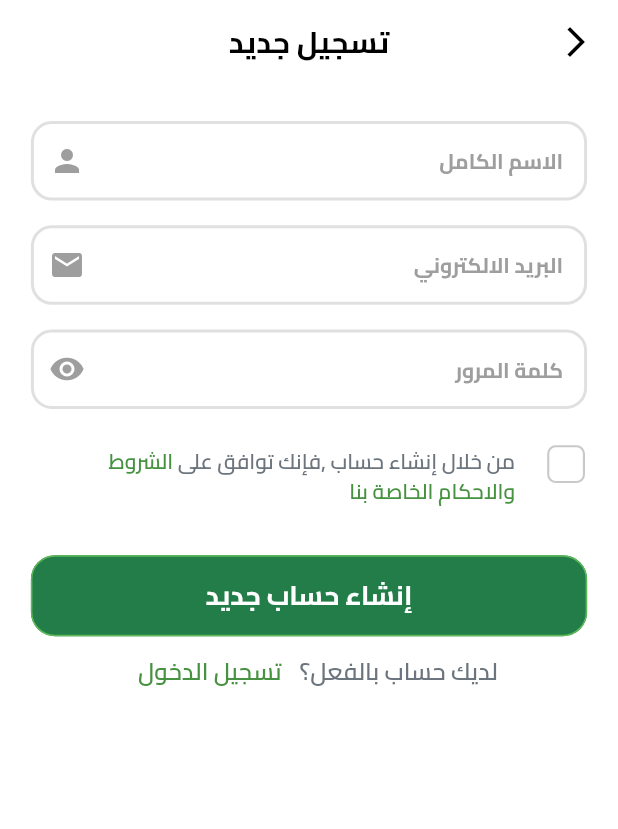
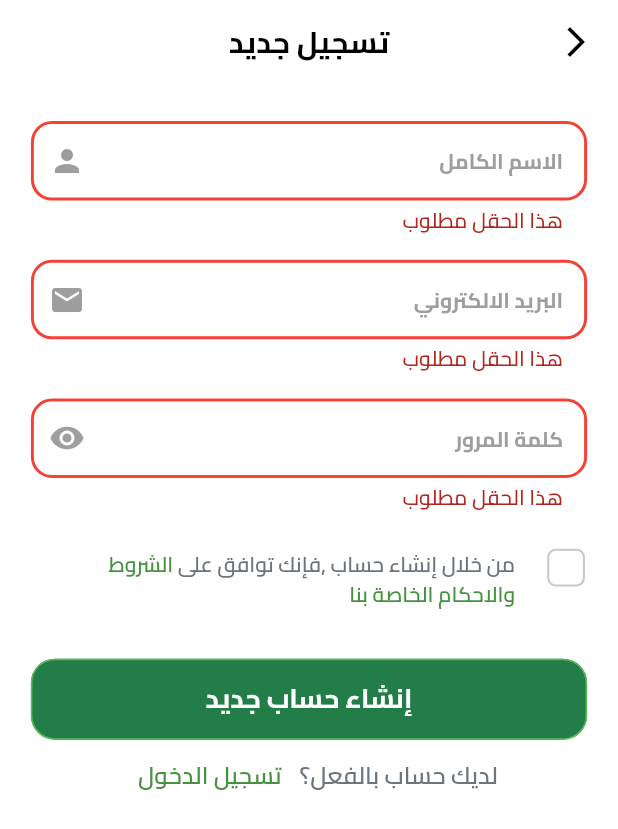
Before and after one commit to AbdulrhmanM0hamed/Fruits-App, a Flutter app: the SignupView screen opened by its route, after a tap on "إنشاء حساب جديد", on a phone screen of 412 x 824 dp. Shown: the top 829 px of the screen. Run offline on Flutter 3.47's test engine with Material 3 defaults, Android fonts, the phone set to English and light mode, and no system bars; drawn by our look-alikes of modal_progress_hud_nsn; our stand-ins replace bloc, dartz, firebase_auth, firebase_core, flutter_bloc, flutter_svg and 2 more; accounts and stored records are empty.

Commit message:
add firebase to signup

```diff
--- a/lib/core/utils/common/custom_text_form_field.dart
+++ b/lib/core/utils/common/custom_text_form_field.dart
@@ -1,12 +1,20 @@
 import 'package:flutter/material.dart';
 
 class CustomTextFormField extends StatelessWidget {
-  const CustomTextFormField({super.key, required this.hintText, required this.icon});
+  const CustomTextFormField({super.key, required this.hintText, required this.icon, required this.onSaved});
   final String hintText;
   final Icon icon  ;
+ final  void Function(String?)? onSaved ;
   @override
   Widget build(BuildContext context) {
     return TextFormField(
+      onSaved: onSaved ,
+      validator: (value){
+        if(value!.isEmpty){
+          return 'هذا الحقل مطلوب ';
+        }
+        return null ;
+      },
       decoration: InputDecoration(
         hintText:hintText ,
         suffixIcon: icon ,
--- a/lib/features/auth/presentation/view/signup_view.dart
+++ b/lib/features/auth/presentation/view/signup_view.dart
@@ -1,7 +1,10 @@
+import 'package:e_commerce/core/services/service_locator.dart';
 import 'package:e_commerce/core/utils/common/custom_app_bar.dart';
-import 'package:e_commerce/features/auth/presentation/view/widgets/signup_view_body.dart';
+import 'package:e_commerce/features/auth/presentation/view/view_model/signin_cubit/sign_up_cubit.dart';
+import 'package:e_commerce/features/auth/presentation/view/widgets/signup_view_body_bloc_consumer.dart';
 import 'package:e_commerce/generated/l10n.dart';
 import 'package:flutter/material.dart';
+import 'package:flutter_bloc/flutter_bloc.dart';
 
 class SignupView extends StatelessWidget {
   static const routeName = 'SignupView';
@@ -9,9 +12,12 @@ class SignupView extends StatelessWidget {
 
   @override
   Widget build(BuildContext context) {
-    return Scaffold(
-      appBar: customAppBar(context , S.current.signup),
-      body: SignupViewBody() ,
+    return BlocProvider(
+      create: (context) => SignUpCubit(getIt()),
+      child: Scaffold(
+          appBar: customAppBar(context, S.current.signup),
+          body: const  SignUpViewBodyBlocConsumer(),
+          ),
     );
   }
 }
--- a/lib/features/auth/presentation/view/view_model/signin_cubit/sign_up_state.dart
+++ b/lib/features/auth/presentation/view/view_model/signin_cubit/sign_up_state.dart
@@ -4,3 +4,13 @@ part of 'sign_up_cubit.dart';
 sealed class SignUpState {}
 
 final class SignUpInitial extends SignUpState {}
+final class SignUpLoadingState extends SignUpState {}
+final class SignUpSuccesState extends SignUpState {
+
+ final UserEntity userEntity;
+ SignUpSuccesState({required this.userEntity});
+}
+final class SignUpFailureState extends SignUpState {
+  final String errorMessage;
+  SignUpFailureState({required this.errorMessage});
+}
--- a/lib/features/auth/presentation/view/widgets/signup_view_body.dart
+++ b/lib/features/auth/presentation/view/widgets/signup_view_body.dart
@@ -4,12 +4,24 @@ import 'package:e_commerce/core/utils/constants/colors.dart';
 import 'package:e_commerce/core/utils/constants/font_manger.dart';
 import 'package:e_commerce/core/utils/constants/styles_manger.dart';
 import 'package:e_commerce/features/auth/presentation/view/login_view.dart';
+import 'package:e_commerce/features/auth/presentation/view/signup_view.dart';
+import 'package:e_commerce/features/auth/presentation/view/view_model/signin_cubit/sign_up_cubit.dart';
 import 'package:e_commerce/features/auth/presentation/view/widgets/custom_check_box.dart';
 import 'package:e_commerce/generated/l10n.dart';
 import 'package:flutter/material.dart';
+import 'package:flutter_bloc/flutter_bloc.dart';
 
-class SignupViewBody extends StatelessWidget {
+class SignupViewBody extends StatefulWidget {
   const SignupViewBody({super.key});
+
+  @override
+  State<SignupViewBody> createState() => _SignupViewBodyState();
+}
+
+class _SignupViewBodyState extends State<SignupViewBody> {
+  final GlobalKey<FormState> formKey = GlobalKey<FormState>();
+  AutovalidateMode autovalidateMode = AutovalidateMode.disabled;
+late  String email, password, userName;
 
   @override
   Widget build(BuildContext context) {
@@ -25,21 +37,26 @@ class SignupViewBody extends StatelessWidget {
           horizontal: screenWidth *
               0.05, // Adjust horizontal padding based on screen width
         ),
+        child: Form(
+          key: formKey,
           child: Column(
             crossAxisAlignment:
                 CrossAxisAlignment.start, // Aligns the children to the start
             children: [
               CustomTextFormField(
+                onSaved: (value) => userName = value!,
                 hintText: S.current.fullName,
                 icon: const Icon(Icons.person),
               ),
               SizedBox(height: screenHeight * 0.02), // Responsive spacing
               CustomTextFormField(
+                onSaved: (value) => email = value!,
                 hintText: S.current.email,
                 icon:const Icon(Icons.email),
               ),
               SizedBox(height: screenHeight * 0.02), // Responsive spacing
               CustomTextFormField(
+                onSaved: (value) => password = value!,
                 hintText: S.current.password,
                 icon:const Icon(Icons.remove_red_eye),
               ),
@@ -78,7 +95,21 @@ class SignupViewBody extends StatelessWidget {
               SizedBox(height: screenHeight * 0.03), // Responsive spacing
 
               CustomElevatedButton(
-                onPressed: () {}, buttonText: "إنشاء حساب جديد"),
+                  onPressed: () {
+                    if (formKey.currentState!.validate()) {
+                      formKey.currentState!.save();
+                      context.read<SignUpCubit>().createUserWithEmailAndPassword(
+                        userName,
+                        email,
+                        password,
+                      );
+                      // Perform form submission logic here
+                    } else {
+                      setState(() {
+                        autovalidateMode = AutovalidateMode.always;
+                      });
+                    }
+                  }, buttonText: "إنشاء حساب جديد"),
 
                   Row(
                     mainAxisAlignment: MainAxisAlignment.center,
@@ -113,6 +144,7 @@ class SignupViewBody extends StatelessWidget {
 
           ),
         ),
+      ),
     );
   }
 }
--- /dev/null
+++ b/lib/features/auth/presentation/view/widgets/signup_view_body_bloc_consumer.dart
@@ -0,0 +1,41 @@
+import 'package:e_commerce/core/utils/constants/colors.dart';
+import 'package:flutter/material.dart';
+import 'package:flutter_bloc/flutter_bloc.dart';
+import 'package:e_commerce/features/auth/presentation/view/view_model/signin_cubit/sign_up_cubit.dart';
+import 'package:modal_progress_hud_nsn/modal_progress_hud_nsn.dart';
+import 'signup_view_body.dart'; // Ensure the correct path is imported
+
+class SignUpViewBodyBlocConsumer extends StatelessWidget {
+  const SignUpViewBodyBlocConsumer({super.key});
+
+  @override
+  Widget build(BuildContext context) {
+    return BlocConsumer<SignUpCubit, SignUpState>(
+      listener: (context, state) {
+        if (state is SignUpFailureState) {
+          ScaffoldMessenger.of(context).showSnackBar(
+            SnackBar(
+              backgroundColor: TColors.error,
+              content: Text(state.errorMessage),
+            ),
+          );
+        }
+        if (state is SignUpSuccesState) {
+          ScaffoldMessenger.of(context).showSnackBar(
+
+            SnackBar(
+              backgroundColor: TColors.success,
+              content: Text('تم التسجيل بنجاح'),
+            ),
+          );
+        }
+
+      },
+      builder: (context, state) {
+        return ModalProgressHUD(
+          inAsyncCall: state is SignUpLoadingState ? true : false,
+           child: SignupViewBody());
+      },
+    );
+  }
+}
--- a/lib/main.dart
+++ b/lib/main.dart
@@ -1,4 +1,5 @@
 import 'package:e_commerce/core/helpers_functions/on_genrated_routes.dart';
+import 'package:e_commerce/core/services/service_locator.dart';
 import 'package:e_commerce/core/services/shared_preferences.dart';
 import 'package:e_commerce/core/utils/theme/theme.dart';
 import 'package:e_commerce/features/splash/presentation/view/splash_view.dart';
@@ -10,6 +11,7 @@ import 'package:flutter/material.dart';
 import 'package:flutter_localizations/flutter_localizations.dart';
 
 void main() async {
+  setupServiceLocator();
   WidgetsFlutterBinding.ensureInitialized();
  await Firebase.initializeApp(
     options: DefaultFirebaseOptions.currentPlatform,
--- a/pubspec.yaml
+++ b/pubspec.yaml
@@ -28,7 +28,8 @@ environment:
 # the latest version available on pub.dev. To see which dependencies have newer
 # versions available, run `flutter pub outdated`.
 dependencies:
-  flutter_bloc: ^8.1.6
+  modal_progress_hud_nsn: ^0.5.1
+
   cupertino_icons: ^1.0.8
   dartz: ^0.10.1
   dots_indicator: ^3.0.0
@@ -36,9 +37,11 @@ dependencies:
   firebase_core: ^3.7.0
   flutter:
     sdk: flutter
+  flutter_bloc: ^8.1.6
   flutter_localizations:
     sdk: flutter
   flutter_svg: ^2.0.14
+  get_it: ^8.0.2
   shared_preferences: ^2.3.3
 
 dev_dependencies:
```
Also changed, not shown: lib/core/services/firebase_auth_sevice.dart (+4 -4 lines), lib/core/services/service_locator.dart (added, +39 -0 lines), lib/features/auth/presentation/view/view_model/signin_cubit/sign_up_cubit.dart (+16 -1 lines), lib/features/auth/presentation/view/widgets/forget_password_view_body.dart (+5 -4 lines), lib/features/auth/presentation/view/widgets/login_view_body.dart (+11 -11 lines), pubspec.lock, 1 other file. Lines whose indentation alone changed are shown as unchanged.
